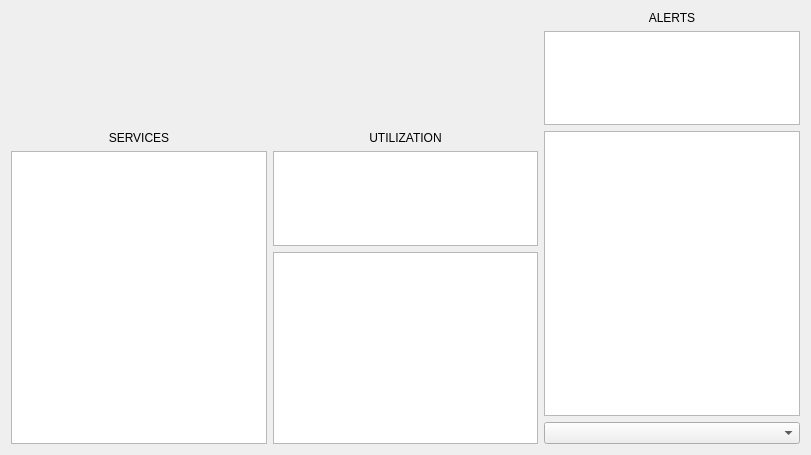
This is mainwindow.ui in RishabhGarg1808/Dita as Qt 5 draws it before an edit. The edited form follows.
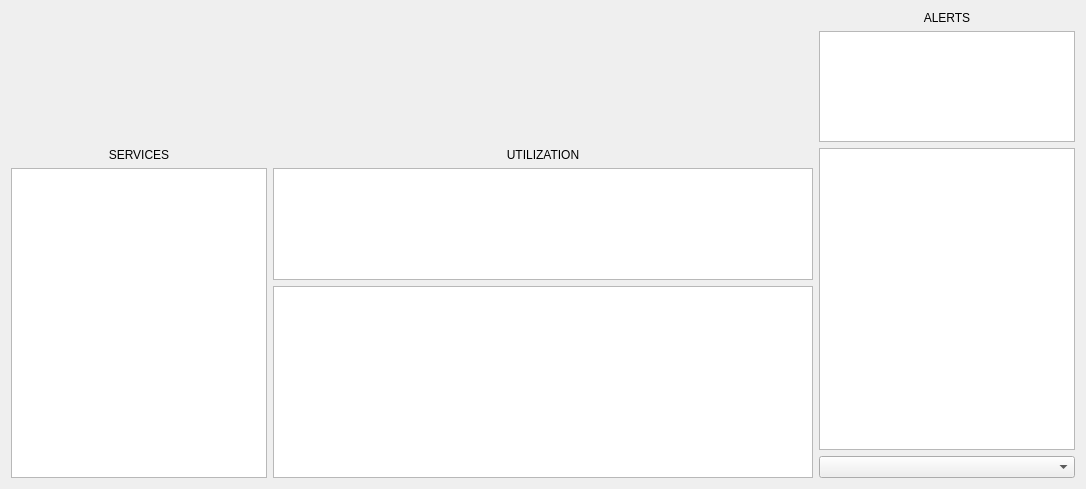
This is the edited form. Custom widgets are drawn as their Qt base class.

Commit message: Implemented the Service a tab and improves the Utilization table also added a temporary markdown

```diff
--- a/mainwindow.ui
+++ b/mainwindow.ui
@@ -6,8 +6,8 @@
    <rect>
     <x>0</x>
     <y>0</y>
-    <width>811</width>
-    <height>455</height>
+    <width>1086</width>
+    <height>489</height>
    </rect>
   </property>
   <property name="sizePolicy">
@@ -18,8 +18,8 @@
   </property>
   <property name="minimumSize">
    <size>
-    <width>811</width>
-    <height>455</height>
+    <width>1086</width>
+    <height>489</height>
    </size>
   </property>
   <property name="windowTitle">
@@ -52,7 +52,7 @@
           </widget>
          </item>
          <item>
-          <widget class="QListWidget" name="service_list">
+          <widget class="QTreeView" name="servTree">
            <property name="sizePolicy">
             <sizepolicy hsizetype="Preferred" vsizetype="Preferred">
              <horstretch>0</horstretch>
```
The commit also changes 9 other files.
